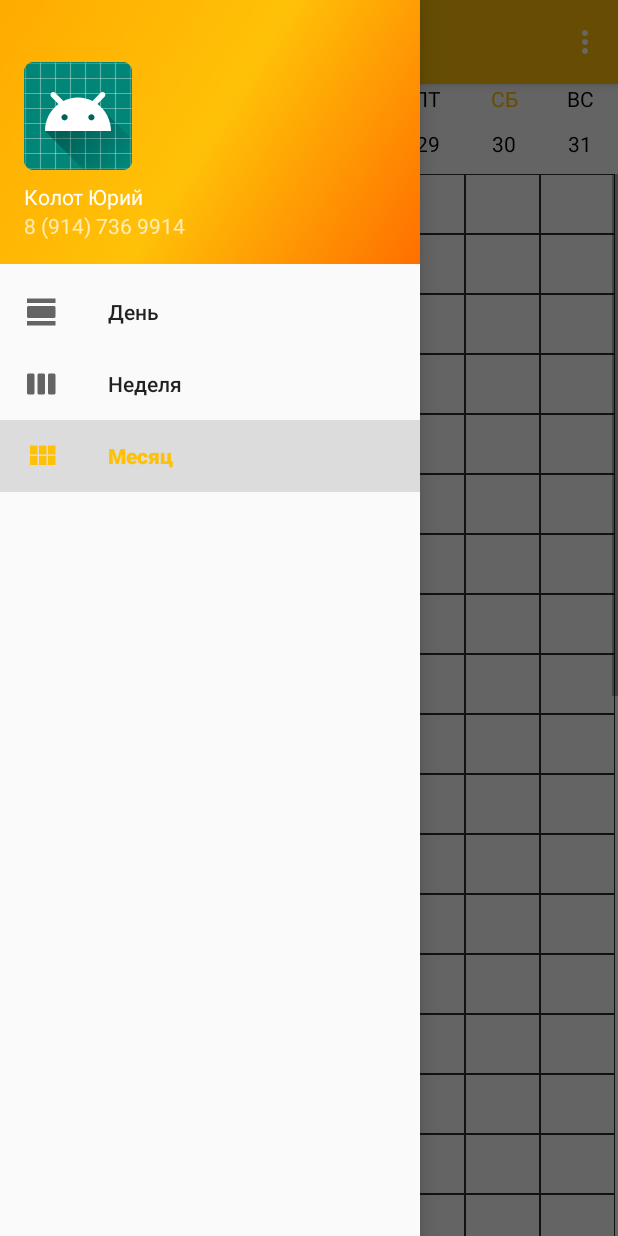
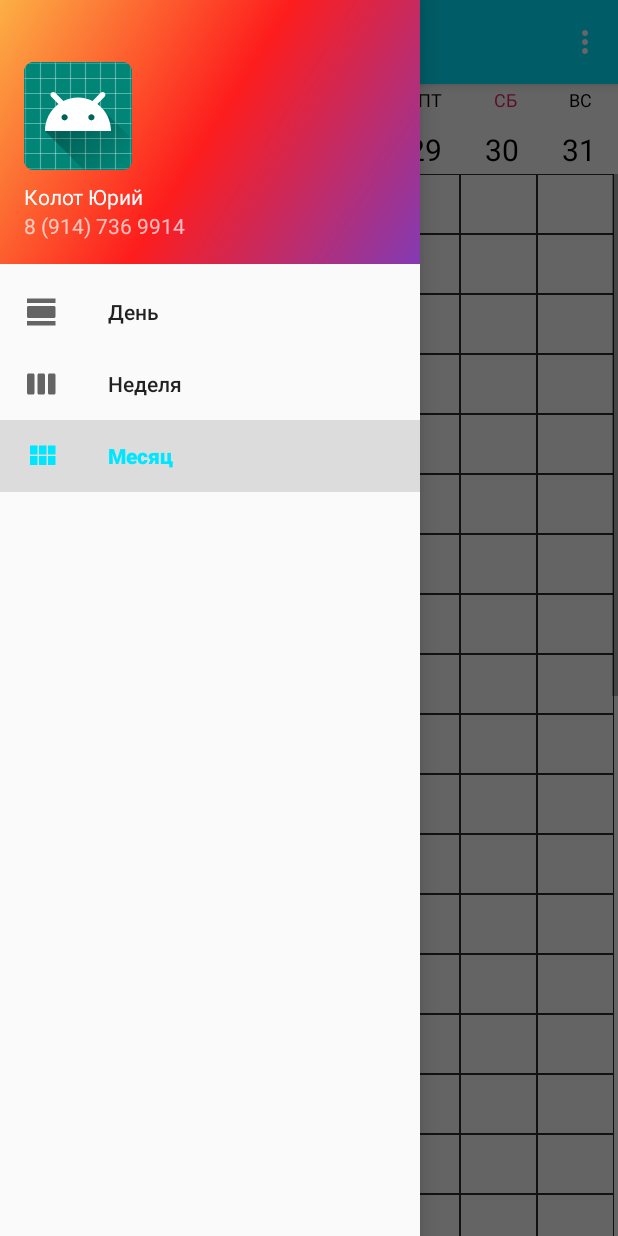
Before and after one commit to RoyalStorm/android-task-manager, an Android app: the fragment WeekFragment placed in its activity, with the side drawer open, on a phone screen of 412 x 824 dp. Run offline under Robolectric (Android 15) with nearby library versions, the light colour scheme and no system bars.

Commit message:
Small design fix

```diff
--- a/app/src/main/java/com/github/royalstorm/android_task_manager/activity/AddEventActivity.java
+++ b/app/src/main/java/com/github/royalstorm/android_task_manager/activity/AddEventActivity.java
@@ -35,7 +35,7 @@ public class AddEventActivity extends AppCompatActivity {
     }
 
     private void createEvent() {
-        if (eventName.getText().toString().isEmpty()) {
+        if (eventName.getText().toString().trim().isEmpty()) {
             Toast.makeText(this, "Заголовок не может быть пустым", Toast.LENGTH_LONG).show();
             return;
         }
--- a/app/src/main/java/com/github/royalstorm/android_task_manager/activity/EventsActivity.java
+++ b/app/src/main/java/com/github/royalstorm/android_task_manager/activity/EventsActivity.java
@@ -4,7 +4,6 @@ import android.content.Intent;
 import android.os.Bundle;
 import android.support.design.widget.FloatingActionButton;
 import android.support.v7.app.AppCompatActivity;
-import android.util.Log;
 import android.view.View;
 import android.widget.ListView;
 
--- a/app/src/main/java/com/github/royalstorm/android_task_manager/fragment/WeekFragment.java
+++ b/app/src/main/java/com/github/royalstorm/android_task_manager/fragment/WeekFragment.java
@@ -1,11 +1,9 @@
 package com.github.royalstorm.android_task_manager.fragment;
 
-import android.graphics.drawable.Drawable;
 import android.os.Bundle;
 import android.support.annotation.NonNull;
 import android.support.annotation.Nullable;
 import android.support.v4.app.Fragment;
-import android.support.v4.content.ContextCompat;
 import android.view.LayoutInflater;
 import android.view.View;
 import android.view.ViewGroup;
@@ -39,44 +37,42 @@ public class WeekFragment extends Fragment {
     private void setCurrentDay(View view) {
         String currentDay = calendar.getDisplayName(Calendar.DAY_OF_WEEK, Calendar.LONG, Locale.getDefault());
 
-        int color = ContextCompat.getColor(getContext(), R.color.colorPrimary);
-
         TextView day;
 
         switch (currentDay) {
             case "Sunday":
                 day = view.findViewById(R.id.sun);
-                day.setTextColor(color);
+                day.setTextColor(day.getContext().getColor(R.color.burgundy));
                 break;
 
             case "Monday":
                 day = view.findViewById(R.id.mon);
-                day.setTextColor(color);
+                day.setTextColor(day.getContext().getColor(R.color.burgundy));
                 break;
 
             case "Tuesday":
                 day = view.findViewById(R.id.tue);
-                day.setTextColor(color);
+                day.setTextColor(day.getContext().getColor(R.color.burgundy));
                 break;
 
             case "Wednesday":
                 day = view.findViewById(R.id.wed);
-                day.setTextColor(color);
+                day.setTextColor(day.getContext().getColor(R.color.burgundy));
                 break;
 
             case "Thursday":
                 day = view.findViewById(R.id.thu);
-                day.setTextColor(color);
+                day.setTextColor(day.getContext().getColor(R.color.burgundy));
                 break;
 
             case "Friday":
                 day = view.findViewById(R.id.fri);
-                day.setTextColor(color);
+                day.setTextColor(day.getContext().getColor(R.color.burgundy));
                 break;
 
             case "Saturday":
                 day = view.findViewById(R.id.sat);
-                day.setTextColor(color);
+                day.setTextColor(day.getContext().getColor(R.color.burgundy));
                 break;
         }
     }
@@ -131,15 +127,12 @@ public class WeekFragment extends Fragment {
 
         for (int i = 0; i < 24; i++) {
             row = new TableRow(getContext());
-            //row.setMinimumHeight(40);
-            //row.setMinimumWidth(100);
 
             TextView[] days = new TextView[7];
 
             for (int j = 0; j < 7; j++) {
                 days[j] = new TextView(getContext());
-                days[j].setHeight(60 * (int) getContext().getResources().getDisplayMetrics().density);
-                // days[j].setLayoutParams(new TableRow.LayoutParams(TableRow.LayoutParams.WRAP_CONTENT, TableRow.LayoutParams.WRAP_CONTENT, 2f));
+                days[j].setHeight(dpToPix());
                 days[j].setBackground(days[j].getContext().getDrawable(R.drawable.text_view_border));
 
                 row.addView(days[j]);
@@ -147,4 +140,8 @@ public class WeekFragment extends Fragment {
             tableLayout.addView(row);
         }
     }
+
+    private int dpToPix() {
+        return 60 * (int) getContext().getResources().getDisplayMetrics().density;
+    }
 }
--- a/app/src/main/res/drawable/side_nav_bar.xml
+++ b/app/src/main/res/drawable/side_nav_bar.xml
@@ -2,8 +2,8 @@
     android:shape="rectangle">
     <gradient
         android:angle="135"
-        android:centerColor="@color/colorPrimary"
-        android:endColor="@color/colorPrimaryDark"
-        android:startColor="@color/colorAccent"
+        android:startColor="#833ab4"
+        android:centerColor="#fd1d1d"
+        android:endColor="#fcb045"
         android:type="linear" />
 </shape>
--- a/app/src/main/res/layout/fragment_week.xml
+++ b/app/src/main/res/layout/fragment_week.xml
@@ -32,7 +32,8 @@
                 android:layout_weight="1"
                 android:text="ПН"
                 android:textAlignment="center"
-                android:textColor="@android:color/black" />
+                android:textColor="@android:color/black"
+                android:textSize="12sp" />
 
             <TextView
                 android:id="@+id/tue"
@@ -41,7 +42,8 @@
                 android:layout_weight="1"
                 android:text="ВТ"
                 android:textAlignment="center"
-                android:textColor="@android:color/black" />
+                android:textColor="@android:color/black"
+                android:textSize="12sp" />
 
             <TextView
                 android:id="@+id/wed"
@@ -50,7 +52,8 @@
                 android:layout_weight="1"
                 android:text="СР"
                 android:textAlignment="center"
-                android:textColor="@android:color/black" />
+                android:textColor="@android:color/black"
+                android:textSize="12sp" />
 
             <TextView
                 android:id="@+id/thu"
@@ -59,7 +62,8 @@
                 android:layout_weight="1"
                 android:text="ЧТ"
                 android:textAlignment="center"
-                android:textColor="@android:color/black" />
+                android:textColor="@android:color/black"
+                android:textSize="12sp" />
 
             <TextView
                 android:id="@+id/fri"
@@ -68,7 +72,8 @@
                 android:layout_weight="1"
                 android:text="ПТ"
                 android:textAlignment="center"
-                android:textColor="@android:color/black" />
+                android:textColor="@android:color/black"
+                android:textSize="12sp" />
 
             <TextView
                 android:id="@+id/sat"
@@ -77,7 +82,8 @@
                 android:layout_weight="1"
                 android:text="СБ"
                 android:textAlignment="center"
-                android:textColor="@android:color/black" />
+                android:textColor="@android:color/black"
+                android:textSize="12sp" />
 
             <TextView
                 android:id="@+id/sun"
@@ -86,7 +92,8 @@
                 android:layout_weight="1"
                 android:text="ВС"
                 android:textAlignment="center"
-                android:textColor="@android:color/black" />
+                android:textColor="@android:color/black"
+                android:textSize="12sp" />
         </LinearLayout>
 
         <LinearLayout
@@ -109,7 +116,8 @@
                 android:layout_height="30dp"
                 android:layout_weight="1"
                 android:textAlignment="center"
-                android:textColor="@android:color/black" />
+                android:textColor="@android:color/black"
+                android:textSize="20sp" />
 
             <TextView
                 android:id="@+id/tueNumber"
@@ -117,7 +125,8 @@
                 android:layout_height="30dp"
                 android:layout_weight="1"
                 android:textAlignment="center"
-                android:textColor="@android:color/black" />
+                android:textColor="@android:color/black"
+                android:textSize="20sp" />
 
             <TextView
                 android:id="@+id/wedNumber"
@@ -125,7 +134,8 @@
                 android:layout_height="30dp"
                 android:layout_weight="1"
                 android:textAlignment="center"
-                android:textColor="@android:color/black" />
+                android:textColor="@android:color/black"
+                android:textSize="20sp" />
 
             <TextView
                 android:id="@+id/thuNumber"
@@ -133,7 +143,8 @@
                 android:layout_height="30dp"
                 android:layout_weight="1"
                 android:textAlignment="center"
-                android:textColor="@android:color/black" />
+                android:textColor="@android:color/black"
+                android:textSize="20sp" />
 
             <TextView
                 android:id="@+id/friNumber"
@@ -141,7 +152,8 @@
                 android:layout_height="30dp"
                 android:layout_weight="1"
                 android:textAlignment="center"
-                android:textColor="@android:color/black" />
+                android:textColor="@android:color/black"
+                android:textSize="20sp" />
 
             <TextView
                 android:id="@+id/satNumber"
@@ -149,7 +161,8 @@
                 android:layout_height="30dp"
                 android:layout_weight="1"
                 android:textAlignment="center"
-                android:textColor="@android:color/black" />
+                android:textColor="@android:color/black"
+                android:textSize="20sp" />
 
             <TextView
                 android:id="@+id/sunNumber"
@@ -157,7 +170,8 @@
                 android:layout_height="30dp"
                 android:layout_weight="1"
                 android:textAlignment="center"
-                android:textColor="@android:color/black" />
+                android:textColor="@android:color/black"
+                android:textSize="20sp" />
         </LinearLayout>
 
         <ScrollView
@@ -170,7 +184,7 @@
                 android:orientation="horizontal">
 
                 <LinearLayout
-                    android:layout_width="60dp"
+                    android:layout_width="50dp"
                     android:layout_height="match_parent"
                     android:orientation="vertical">
 
--- a/app/src/main/res/values/colors.xml
+++ b/app/src/main/res/values/colors.xml
@@ -1,7 +1,7 @@
 <?xml version="1.0" encoding="utf-8"?>
 <resources>
-    <color name="colorPrimary">#ffc107</color>
-    <color name="colorPrimaryDark">#ffab00</color>
+    <color name="colorPrimary">#00e6ff</color>
+    <color name="colorPrimaryDark">#00bcd4</color>
     <color name="colorAccent">#ff6f00</color>
 
     <color name="burgundy">#e91e63</color>
```
